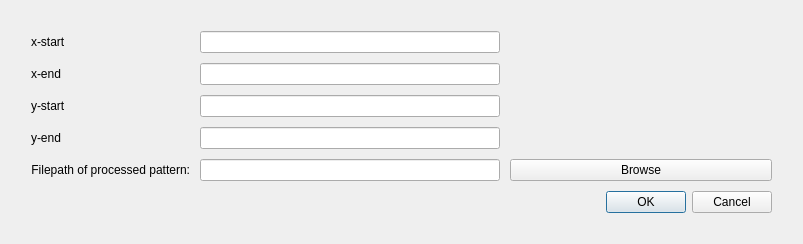
Qt form ui/roi_dialog.ui (EBSP-Indexer/EBSP-Indexer) before a commit.
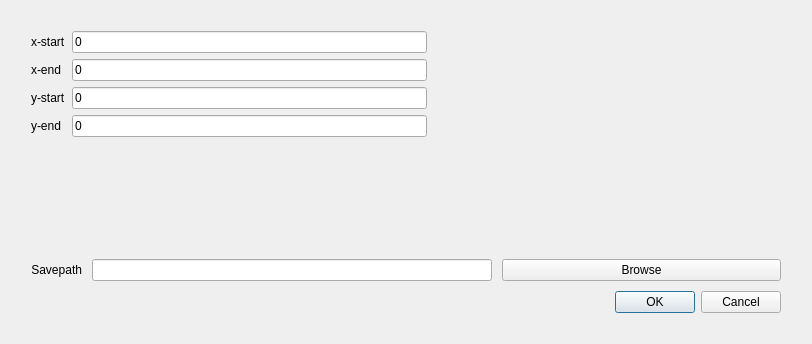
The same form after that commit.

```diff
--- a/ui/roi_dialog.ui
+++ b/ui/roi_dialog.ui
@@ -6,15 +6,15 @@
    <rect>
     <x>0</x>
     <y>0</y>
-    <width>803</width>
-    <height>240</height>
+    <width>812</width>
+    <height>344</height>
    </rect>
   </property>
   <property name="windowTitle">
    <string>Pattern Processing</string>
   </property>
   <layout class="QGridLayout" name="gridLayout_2">
-   <item row="0" column="0">
+   <item row="4" column="0">
     <widget class="QFrame" name="centralwidget">
      <layout class="QGridLayout" name="gridLayout" columnstretch="0,0,0">
       <property name="sizeConstraint">
@@ -35,47 +35,7 @@
       <property name="spacing">
        <number>10</number>
       </property>
-      <item row="1" column="0">
-       <widget class="QLabel" name="label_2">
-        <property name="text">
-         <string>x-end</string>
-        </property>
-       </widget>
-      </item>
-      <item row="2" column="0">
-       <widget class="QLabel" name="label_3">
-        <property name="text">
-         <string>y-start</string>
-        </property>
-       </widget>
-      </item>
-      <item row="5" column="1">
-       <widget class="QLineEdit" name="pathLineEdit">
-        <property name="minimumSize">
-         <size>
-          <width>300</width>
-          <height>0</height>
-         </size>
-        </property>
-       </widget>
-      </item>
-      <item row="4" column="1">
-       <spacer name="verticalSpacer">
-        <property name="orientation">
-         <enum>Qt::Vertical</enum>
-        </property>
-        <property name="sizeType">
-         <enum>QSizePolicy::Expanding</enum>
-        </property>
-        <property name="sizeHint" stdset="0">
-         <size>
-          <width>40</width>
-          <height>200</height>
-         </size>
-        </property>
-       </spacer>
-      </item>
-      <item row="5" column="2">
+      <item row="8" column="2">
        <widget class="QPushButton" name="browseButton">
         <property name="enabled">
          <bool>true</bool>
@@ -91,59 +51,195 @@
         </property>
        </widget>
       </item>
-      <item row="5" column="0">
-       <widget class="QLabel" name="pathLabel">
-        <property name="layoutDirection">
-         <enum>Qt::LeftToRight</enum>
-        </property>
-        <property name="text">
-         <string>Filepath of processed pattern:</string>
-        </property>
-        <property name="alignment">
-         <set>Qt::AlignRight|Qt::AlignTrailing|Qt::AlignVCenter</set>
-        </property>
-       </widget>
-      </item>
-      <item row="6" column="2">
+      <item row="9" column="2">
        <widget class="QDialogButtonBox" name="buttonBox">
         <property name="standardButtons">
          <set>QDialogButtonBox::Cancel|QDialogButtonBox::Ok</set>
         </property>
        </widget>
       </item>
-      <item row="0" column="0">
-       <widget class="QLabel" name="label">
-        <property name="text">
-         <string>x-start</string>
+      <item row="7" column="1">
+       <spacer name="verticalSpacer_2">
+        <property name="orientation">
+         <enum>Qt::Vertical</enum>
         </property>
-       </widget>
+        <property name="sizeHint" stdset="0">
+         <size>
+          <width>20</width>
+          <height>40</height>
+         </size>
+        </property>
+       </spacer>
       </item>
-      <item row="3" column="0">
-       <widget class="QLabel" name="label_4">
+      <item row="8" column="0">
+       <widget class="QLabel" name="pathLabel">
+        <property name="layoutDirection">
+         <enum>Qt::LeftToRight</enum>
+        </property>
         <property name="text">
-         <string>y-end</string>
+         <string>Savepath</string>
+        </property>
+        <property name="alignment">
+         <set>Qt::AlignRight|Qt::AlignTrailing|Qt::AlignVCenter</set>
         </property>
        </widget>
       </item>
       <item row="0" column="1">
-       <widget class="QLineEdit" name="lineEditXstart">
-        <property name="inputMask">
-         <string/>
+       <spacer name="verticalSpacer_3">
+        <property name="orientation">
+         <enum>Qt::Vertical</enum>
+        </property>
+        <property name="sizeHint" stdset="0">
+         <size>
+          <width>20</width>
+          <height>40</height>
+         </size>
+        </property>
+       </spacer>
+      </item>
+      <item row="8" column="1">
+       <widget class="QLineEdit" name="pathLineEdit">
+        <property name="minimumSize">
+         <size>
+          <width>400</width>
+          <height>0</height>
+         </size>
         </property>
        </widget>
       </item>
-      <item row="1" column="1">
-       <widget class="QLineEdit" name="lineEditXend"/>
-      </item>
-      <item row="2" column="1">
-       <widget class="QLineEdit" name="lineEditYstart"/>
-      </item>
-      <item row="3" column="1">
-       <widget class="QLineEdit" name="lineEditYend"/>
-      </item>
      </layout>
     </widget>
    </item>
+   <item row="1" column="0" rowspan="2">
+    <layout class="QGridLayout" name="gridLayout_4" columnstretch="0,0,0">
+     <property name="leftMargin">
+      <number>20</number>
+     </property>
+     <property name="topMargin">
+      <number>20</number>
+     </property>
+     <property name="rightMargin">
+      <number>20</number>
+     </property>
+     <property name="bottomMargin">
+      <number>20</number>
+     </property>
+     <item row="3" column="0">
+      <widget class="QLabel" name="label_4">
+       <property name="text">
+        <string>y-end</string>
+       </property>
+       <property name="alignment">
+        <set>Qt::AlignLeading|Qt::AlignLeft|Qt::AlignVCenter</set>
+       </property>
+      </widget>
+     </item>
+     <item row="3" column="1">
+      <widget class="QLineEdit" name="lineEditYend">
+       <property name="inputMask">
+        <string>999</string>
+       </property>
+       <property name="text">
+        <string>0</string>
+       </property>
+       <property name="placeholderText">
+        <string>0</string>
+       </property>
+      </widget>
+     </item>
+     <item row="2" column="0">
+      <widget class="QLabel" name="label_3">
+       <property name="text">
+        <string>y-start</string>
+       </property>
+       <property name="alignment">
+        <set>Qt::AlignLeading|Qt::AlignLeft|Qt::AlignVCenter</set>
+       </property>
+      </widget>
+     </item>
+     <item row="0" column="1">
+      <widget class="QLineEdit" name="lineEditXstart">
+       <property name="inputMask">
+        <string>999</string>
+       </property>
+       <property name="text">
+        <string>0</string>
+       </property>
+       <property name="maxLength">
+        <number>3</number>
+       </property>
+       <property name="cursorPosition">
+        <number>3</number>
+       </property>
+       <property name="readOnly">
+        <bool>false</bool>
+       </property>
+       <property name="placeholderText">
+        <string>0</string>
+       </property>
+      </widget>
+     </item>
+     <item row="1" column="1">
+      <widget class="QLineEdit" name="lineEditXend">
+       <property name="inputMask">
+        <string>999</string>
+       </property>
+       <property name="text">
+        <string>0</string>
+       </property>
+       <property name="placeholderText">
+        <string>0</string>
+       </property>
+      </widget>
+     </item>
+     <item row="0" column="0">
+      <widget class="QLabel" name="label">
+       <property name="text">
+        <string>x-start</string>
+       </property>
+       <property name="alignment">
+        <set>Qt::AlignLeading|Qt::AlignLeft|Qt::AlignVCenter</set>
+       </property>
+      </widget>
+     </item>
+     <item row="1" column="0">
+      <widget class="QLabel" name="label_2">
+       <property name="text">
+        <string>x-end</string>
+       </property>
+       <property name="alignment">
+        <set>Qt::AlignLeading|Qt::AlignLeft|Qt::AlignVCenter</set>
+       </property>
+      </widget>
+     </item>
+     <item row="2" column="1">
+      <widget class="QLineEdit" name="lineEditYstart">
+       <property name="inputMask">
+        <string>999</string>
+       </property>
+       <property name="text">
+        <string>0</string>
+       </property>
+       <property name="placeholderText">
+        <string>0</string>
+       </property>
+      </widget>
+     </item>
+     <item row="0" column="2">
+      <spacer name="horizontalSpacer">
+       <property name="orientation">
+        <enum>Qt::Horizontal</enum>
+       </property>
+       <property name="sizeHint" stdset="0">
+        <size>
+         <width>40</width>
+         <height>20</height>
+        </size>
+       </property>
+      </spacer>
+     </item>
+    </layout>
+   </item>
   </layout>
  </widget>
  <resources/>
```
Left out of the diff: 10 changed lines with no effect on the pictures.
